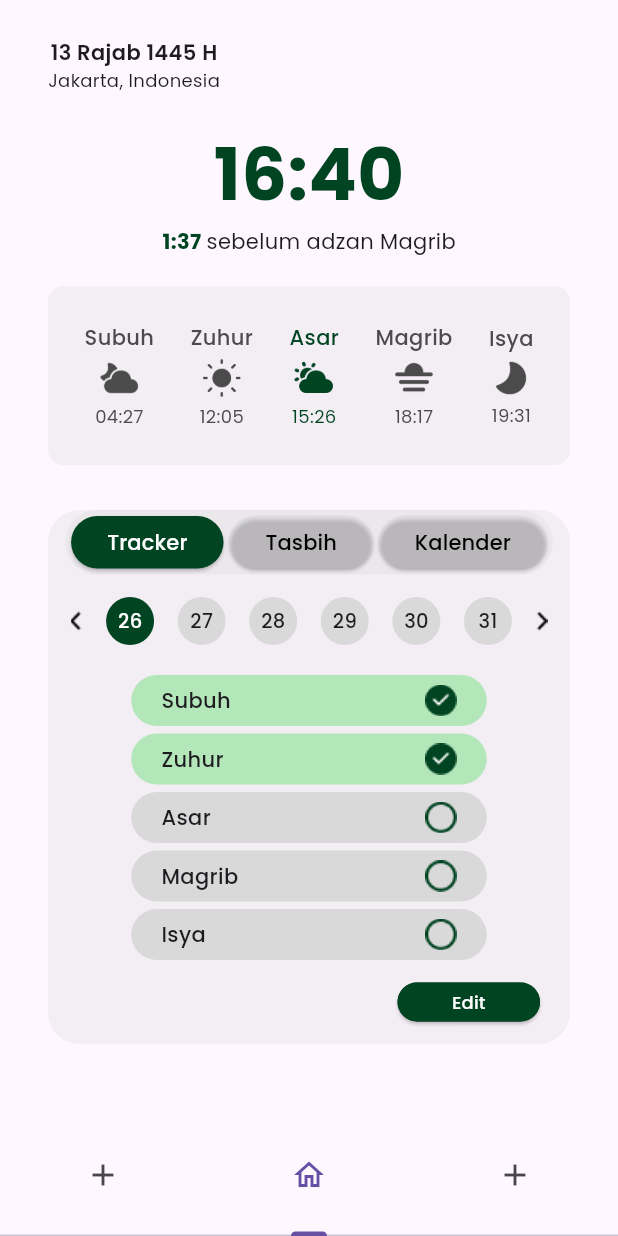
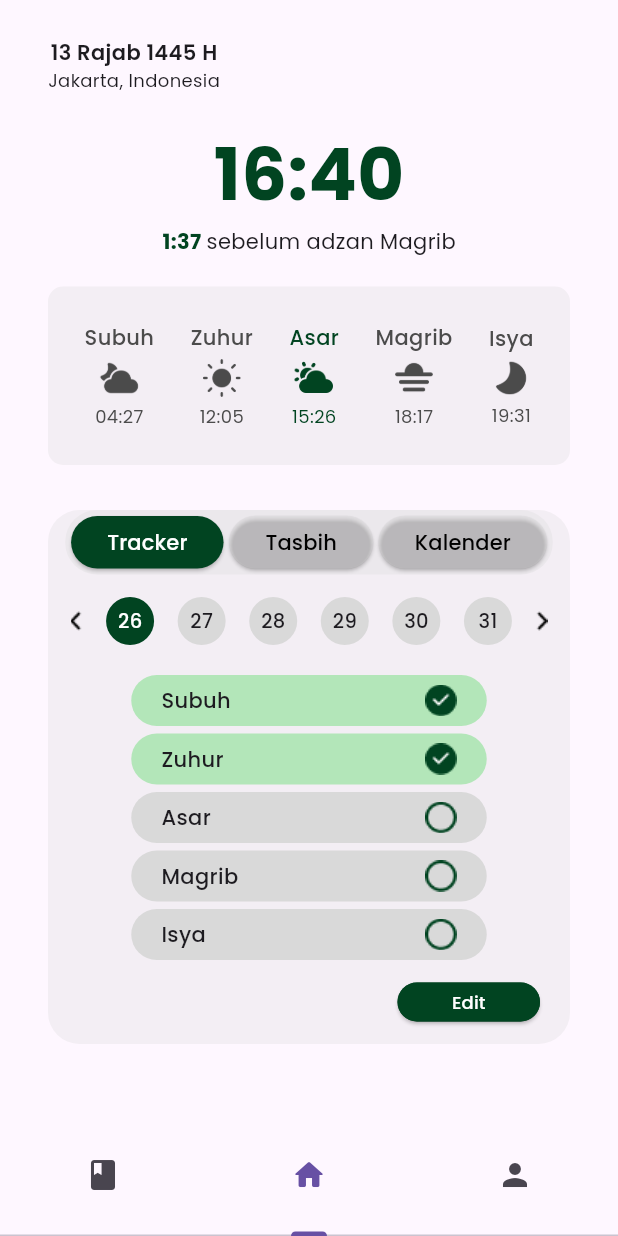
Before and after one commit to Amelinda2705/muslim-pocket, a Flutter app: the screen it shows after launch, on a phone screen of 412 x 824 dp. Run offline on Flutter 3.47's test engine with Material 3 defaults, Android fonts, the phone set to English and light mode, and no system bars.

```diff
--- a/lib/commons/global.dart
+++ b/lib/commons/global.dart
@@ -1,13 +1,13 @@
 import 'package:flutter/material.dart';
 
 class Global {
-  Color greenPrimary = Color.fromRGBO(1, 68, 33, 1);
-  Color disableColor = Color.fromRGBO(0, 0, 0, .5);
-  Color textGray = Color.fromARGB(255, 75, 75, 75);
-  Color white = Color.fromARGB(255, 255, 255, 255);
-  Color bgBlur = Color.fromRGBO(217, 217, 217, .3);
-  Color bgNotYet = Color.fromRGBO(217, 217, 217, 1);
-  Color bgDone = Color.fromRGBO(179, 230, 185, 1);
+  Color greenPrimary = const Color.fromRGBO(1, 68, 33, 1);
+  Color disableColor = const Color.fromRGBO(0, 0, 0, .5);
+  Color textGray = const Color.fromARGB(255, 75, 75, 75);
+  Color white = const Color.fromARGB(255, 255, 255, 255);
+  Color bgBlur = const Color.fromRGBO(217, 217, 217, .3);
+  Color bgNotYet = const Color.fromRGBO(217, 217, 217, 1);
+  Color bgDone = const Color.fromRGBO(179, 230, 185, 1);
 
   // fonts weights
   FontWeight black = FontWeight.w900;
--- a/lib/screens/home/home_screen.dart
+++ b/lib/screens/home/home_screen.dart
@@ -233,13 +233,13 @@ class HomeScreen extends StatelessWidget {
                 width: width,
                 child: const TabBar(tabs: [
                   Tab(
-                    icon: Icon(Icons.add),
+                    icon: Icon(Icons.book),
                   ),
                   Tab(
-                    icon: Icon(Icons.home_outlined),
+                    icon: Icon(Icons.home_rounded),
                   ),
                   Tab(
-                    icon: Icon(Icons.add),
+                    icon: Icon(Icons.person),
                   ),
                 ]),
               ),
--- a/lib/screens/quran/quran_surah_screen.dart
+++ b/lib/screens/quran/quran_surah_screen.dart
@@ -87,8 +87,8 @@ class QuranSurahScreen extends StatelessWidget {
                                       color: Global().greenPrimary,
                                     ),
                                   ),
-                                  Text(surah["translations"]["id"]["text"]
-                                      ["${index + 1}"]),
+                                  Text('${surah["translations"]["id"]["text"]
+                                      ["${index + 1}"]}'),
                                 ],
                               ),
                             );
```
Also changed, not shown: lib/screens/quran/quran_screen.dart (+8 -13 lines).
